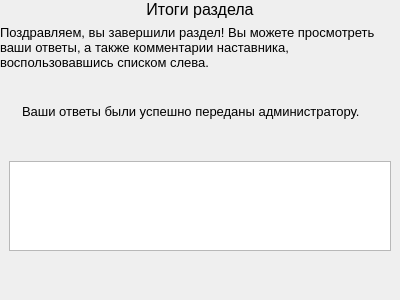
Qt form training/totalpage.ui (TheMrButcher/offline-mentor) before a commit.
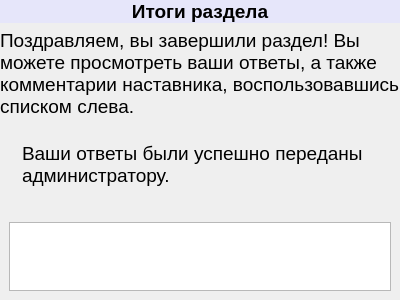
The same form after that commit. Icons and pictures are not drawn.

Diff of the .ui file:
```diff
--- a/training/totalpage.ui
+++ b/training/totalpage.ui
@@ -10,6 +10,12 @@
     <height>300</height>
    </rect>
   </property>
+  <property name="font">
+   <font>
+    <family>Segoe UI</family>
+    <pointsize>14</pointsize>
+   </font>
+  </property>
   <property name="windowTitle">
    <string>Form</string>
   </property>
@@ -30,24 +36,26 @@
     <widget class="QLabel" name="label_6">
      <property name="font">
       <font>
-       <pointsize>12</pointsize>
+       <weight>75</weight>
+       <bold>true</bold>
       </font>
      </property>
+     <property name="styleSheet">
+      <string notr="true">QLabel { background-color: lavender; }</string>
+     </property>
      <property name="text">
       <string>Итоги раздела</string>
      </property>
      <property name="alignment">
       <set>Qt::AlignCenter</set>
      </property>
+     <property name="margin">
+      <number>6</number>
+     </property>
     </widget>
    </item>
    <item>
     <widget class="QLabel" name="label">
-     <property name="font">
-      <font>
-       <pointsize>10</pointsize>
-      </font>
-     </property>
      <property name="text">
       <string>&lt;html&gt;&lt;head/&gt;&lt;body&gt;&lt;p&gt;Поздравляем, вы завершили раздел! Вы можете просмотреть ваши ответы, а также комментарии наставника, воспользовавшись списком слева.&lt;/p&gt;&lt;/body&gt;&lt;/html&gt;</string>
      </property>
@@ -105,11 +113,6 @@
        </item>
        <item>
         <widget class="QLabel" name="label_2">
-         <property name="font">
-          <font>
-           <pointsize>10</pointsize>
-          </font>
-         </property>
          <property name="text">
           <string>Ваши ответы были успешно переданы администратору.</string>
          </property>
```
